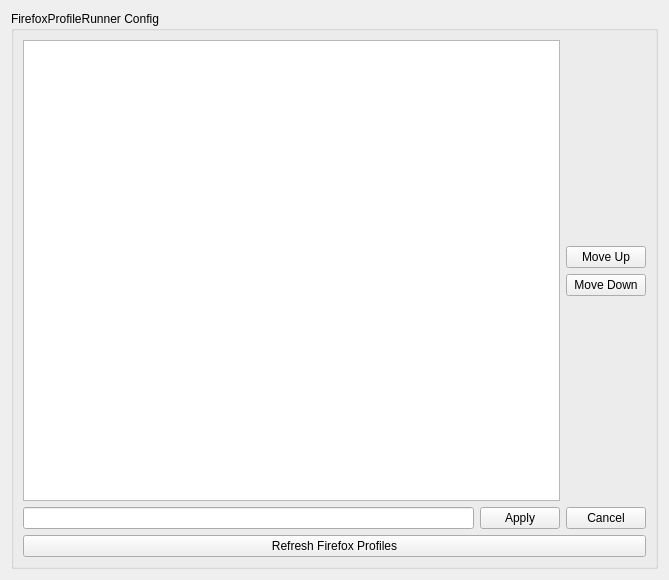
Before: the Qt Designer form src/config/firefoxprofilerunner_config.ui in alex1701c/krunner-firefox, drawn with Qt 5.
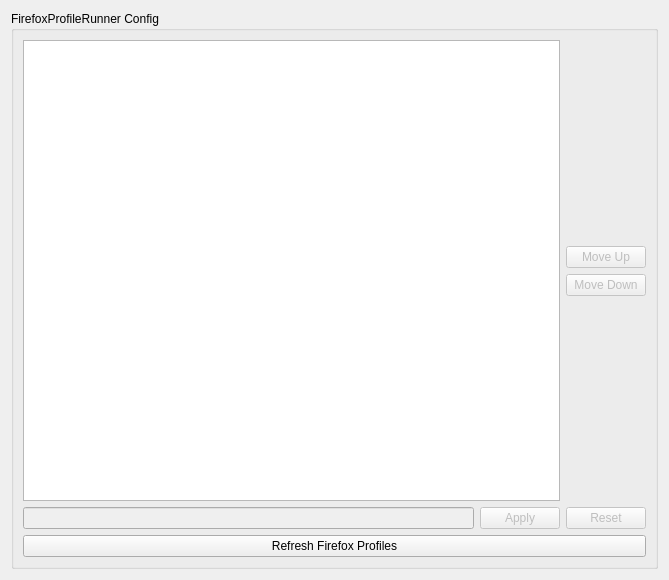
After: the same form once the commit is applied.

Commit message: Editing of config and refresh profiles, fix priority  bug

The edit to the form file:
```diff
--- a/src/config/firefoxprofilerunner_config.ui
+++ b/src/config/firefoxprofilerunner_config.ui
@@ -60,6 +60,9 @@
             </item>
             <item alignment="Qt::AlignBottom">
              <widget class="QPushButton" name="moveUp">
+              <property name="enabled">
+               <bool>false</bool>
+              </property>
               <property name="text">
                <string>Move Up</string>
               </property>
@@ -67,6 +70,9 @@
             </item>
             <item alignment="Qt::AlignTop">
              <widget class="QPushButton" name="moveDown">
+              <property name="enabled">
+               <bool>false</bool>
+              </property>
               <property name="text">
                <string>Move Down</string>
               </property>
@@ -94,10 +100,17 @@
       <item>
        <layout class="QHBoxLayout" name="horizontalLayout_3">
         <item>
-         <widget class="QLineEdit" name="editProfileName"/>
+         <widget class="QLineEdit" name="editProfileName">
+          <property name="enabled">
+           <bool>false</bool>
+          </property>
+         </widget>
         </item>
         <item>
          <widget class="QPushButton" name="editProfileNameApply">
+          <property name="enabled">
+           <bool>false</bool>
+          </property>
           <property name="text">
            <string>Apply</string>
           </property>
@@ -105,8 +118,11 @@
         </item>
         <item>
          <widget class="QPushButton" name="editProfileNameCancel">
+          <property name="enabled">
+           <bool>false</bool>
+          </property>
           <property name="text">
-           <string>Cancel</string>
+           <string>Reset</string>
           </property>
          </widget>
         </item>
```
The commit also changes 3 other files.
